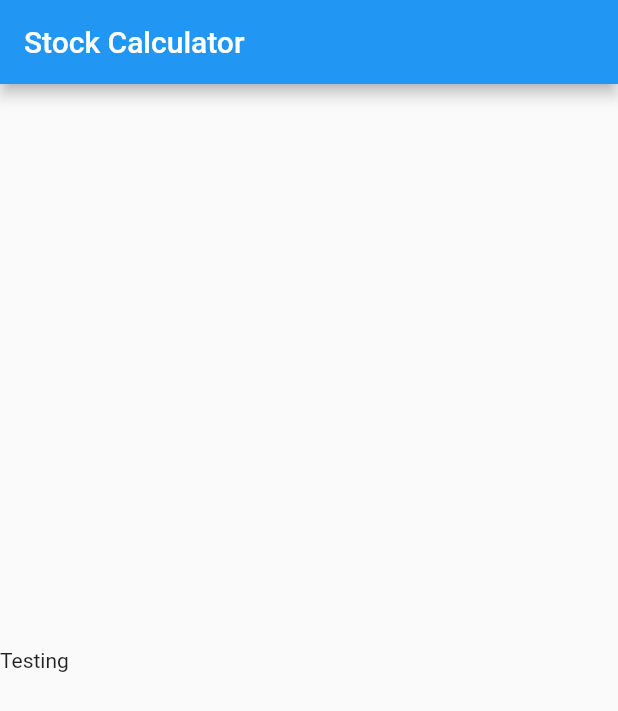
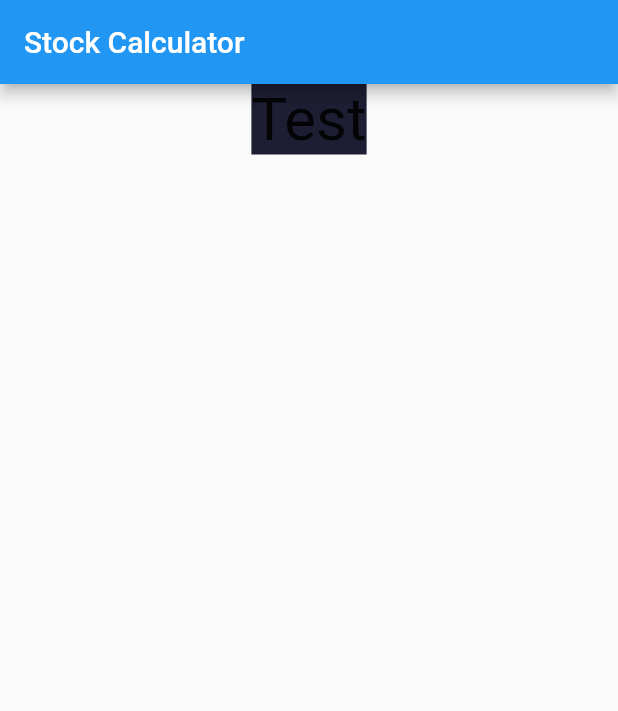
Before and after one commit to roberthandiwijaya/stock_calc, a Flutter app: the screen it shows after launch, on a phone screen of 412 x 824 dp. Shown: the top 711 px of the screen. Run offline on Flutter 3.47's test engine with Material 2 defaults, Android fonts, the phone set to English and light mode, and no system bars.

Commit message:
initial 2

```diff
--- /dev/null
+++ b/lib/constants.dart
@@ -0,0 +1 @@
+import 'package:flutter/material.dart';
--- a/lib/halaman_utama.dart
+++ b/lib/halaman_utama.dart
@@ -12,10 +12,22 @@ class _HalamanUtamaState extends State<HalamanUtama> {
       appBar: AppBar(
         title: Text('Stock Calculator'),
       ),
-      body: Column(
+      body: Row(
         mainAxisAlignment: MainAxisAlignment.center,
         children: [
-          Text('Testing'),
+          Column(
+            children: [
+              Container(
+                color: Color(0xFF1D1E33),
+                child: Text(
+                  'Test',
+                  style: TextStyle(
+                    fontSize: 40.0,
+                  ),
+                ),
+              ),
+            ],
+          ),
         ],
       ),
     );
```
